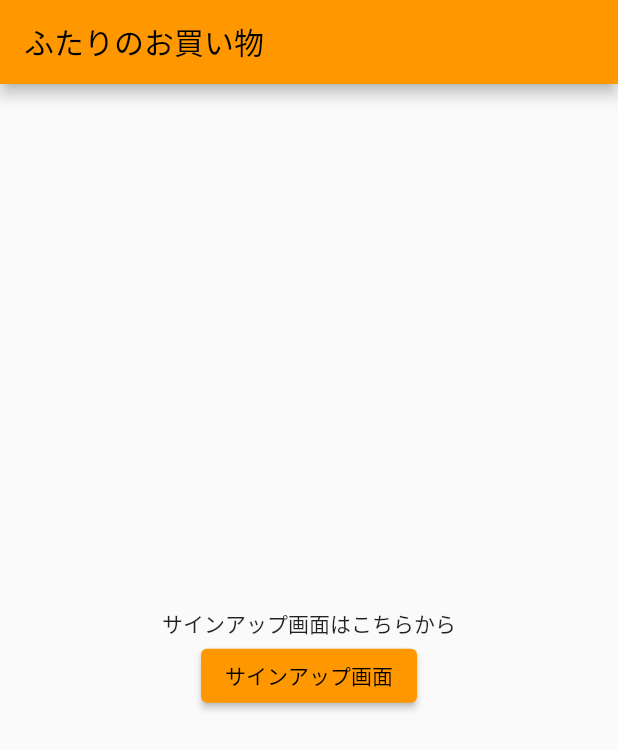
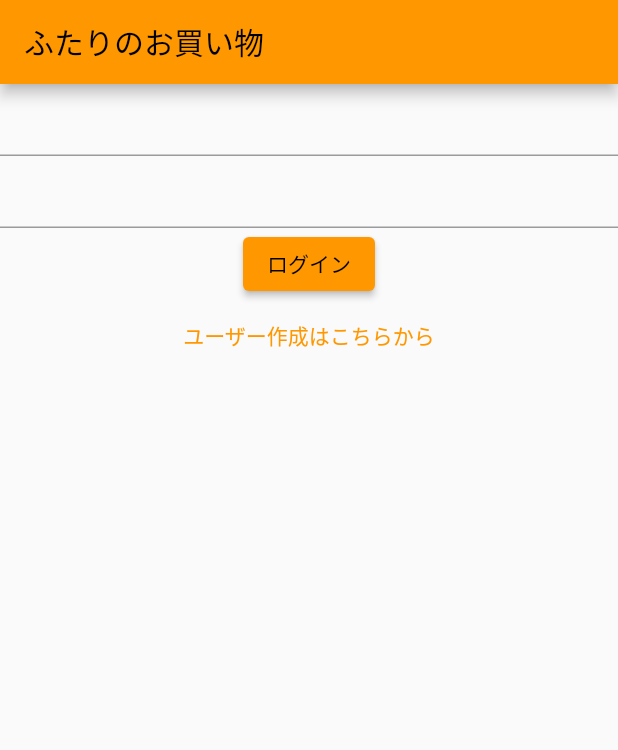
Before and after one commit to Yuta-KTD/shopping_with_you, a Flutter app: the screen it shows after launch, on a phone screen of 412 x 824 dp. Shown: the top 750 px of the screen. Run offline on Flutter 3.47's test engine with Material 2 defaults, Android fonts, the phone set to English and light mode, and no system bars; drawn by our look-alikes of flutter_form_builder; our stand-ins replace firebase_auth, firebase_core, flutter_riverpod, go_router; accounts and stored records are empty.

```diff
--- /dev/null
+++ b/lib/core/go_router.dart
@@ -0,0 +1,24 @@
+import 'package:flutter/material.dart';
+import 'package:flutter_riverpod/flutter_riverpod.dart';
+import 'package:go_router/go_router.dart';
+import 'package:shopping_with_you/view/screen/sign_in_screen.dart';
+import 'package:shopping_with_you/view/screen/sign_up_screen.dart';
+
+/// go_routerのルーティング設定
+final routerProvier = Provider((ref) => GoRouter(
+      routes: <RouteBase>[
+        GoRoute(
+          path: '/',
+          builder: (BuildContext context, GoRouterState state) {
+            return SignInSceen();
+          },
+          routes: <RouteBase>[
+            GoRoute(
+              path: 'signup',
+              builder: (BuildContext context, GoRouterState state) =>
+                  const SignUpScreen(),
+            )
+          ],
+        ),
+      ],
+    ));
--- a/lib/main.dart
+++ b/lib/main.dart
@@ -1,7 +1,8 @@
 import 'package:flutter/material.dart';
 import 'package:firebase_core/firebase_core.dart';
+import 'package:flutter_riverpod/flutter_riverpod.dart';
 import 'package:go_router/go_router.dart';
-import 'package:shopping_with_you/view/screen/sign_up_screen.dart';
+import 'package:shopping_with_you/core/go_router.dart';
 import 'firebase_options.dart';
 
 void main() async {
@@ -9,64 +10,27 @@ void main() async {
   await Firebase.initializeApp(
     options: DefaultFirebaseOptions.currentPlatform,
   );
-  runApp(const MyApp());
+  runApp(
+    const ProviderScope(
+      child: MyApp(),
+    ),
+  );
 }
 
-/// go_routerのルーティング設定
-final GoRouter _router = GoRouter(
-  routes: <RouteBase>[
-    GoRoute(
-      path: '/',
-      builder: (BuildContext context, GoRouterState state) {
-        return const HomeScreen();
-      },
-      routes: <RouteBase>[
-        GoRoute(
-          path: 'singup',
-          builder: (BuildContext context, GoRouterState state) {
-            return const SingUpScreen();
-          },
-        ),
-      ],
-    ),
-  ],
-);
-
-class MyApp extends StatelessWidget {
+class MyApp extends ConsumerWidget {
   const MyApp({super.key});
 
   @override
-  Widget build(BuildContext context) {
+  Widget build(BuildContext context, WidgetRef ref) {
+    final router = ref.watch(routerProvier);
+
     return MaterialApp.router(
       theme: ThemeData(
         primarySwatch: Colors.orange,
       ),
-      routerConfig: _router,
+      // routerConfigでrouterDelegateやbackButtonDispatcherなどをまとめて設定してくれる
+      // NOTE: 今後ルーティングで課題が出たらrouterDelegateなどを個別設定する
+      routerConfig: router,
     );
   }
 }
-
-class HomeScreen extends StatelessWidget {
-  const HomeScreen({super.key});
-
-  @override
-  Widget build(BuildContext context) {
-    return Scaffold(
-      appBar: AppBar(
-        title: const Text('ふたりのお買い物'),
-      ),
-      body: Center(
-        child: Column(
-          mainAxisAlignment: MainAxisAlignment.center,
-          children: <Widget>[
-            const Text('サインアップ画面はこちらから'),
-            ElevatedButton(
-              onPressed: () => context.go('/singup'),
-              child: const Text('サインアップ画面'),
-            )
-          ],
-        ),
-      ),
-    );
-  }
-}
--- a/lib/view/screen/sign_in_screen.dart
+++ b/lib/view/screen/sign_in_screen.dart
@@ -1,26 +1,25 @@
 import 'package:firebase_auth/firebase_auth.dart';
 import 'package:flutter/material.dart';
 import 'package:flutter_form_builder/flutter_form_builder.dart';
+import 'package:flutter_riverpod/flutter_riverpod.dart';
+import 'package:shopping_with_you/core/go_router.dart';
 import 'package:shopping_with_you/view/component/form_text_field.dart';
 
-class SingInSceen extends StatefulWidget {
-  const SingInSceen({super.key});
+class SignInSceen extends ConsumerWidget {
+  SignInSceen({super.key});
 
-  @override
-  State<SingInSceen> createState() => _SingInSceenState();
-}
-
-class _SingInSceenState extends State<SingInSceen> {
   final _formKey = GlobalKey<FormBuilderState>();
 
   @override
-  Widget build(BuildContext context) {
+  Widget build(BuildContext context, WidgetRef ref) {
     return Scaffold(
       appBar: AppBar(
-        title: const Text('ログイン'),
+        title: const Text('ふたりのお買い物'),
       ),
       body: Center(
-        child: FormBuilder(
+        child: Column(
+          children: [
+            FormBuilder(
               key: _formKey,
               child: Column(
                 children: [
@@ -35,11 +34,17 @@ class _SingInSceenState extends State<SingInSceen> {
                     obscureText: true,
                   ),
                   ElevatedButton(
-                onPressed: _submit(),
-                child: const Text('サインアップ'),
+                    onPressed: () => _submit(),
+                    child: const Text('ログイン'),
                   ),
                 ],
               ),
+            ),
+            TextButton(
+              child: const Text('ユーザー作成はこちらから'),
+              onPressed: () => ref.read(routerProvier).go('/signup'),
+            ),
+          ],
         ),
       ),
     );
```
Also changed, not shown: lib/model/user.dart (added, +9 -0 lines), lib/view/screen/sign_up_screen.dart (+8 -6 lines), pubspec.yaml (+3 -4 lines), pubspec.lock, 1 other file. Lines whose indentation alone changed are shown as unchanged.
